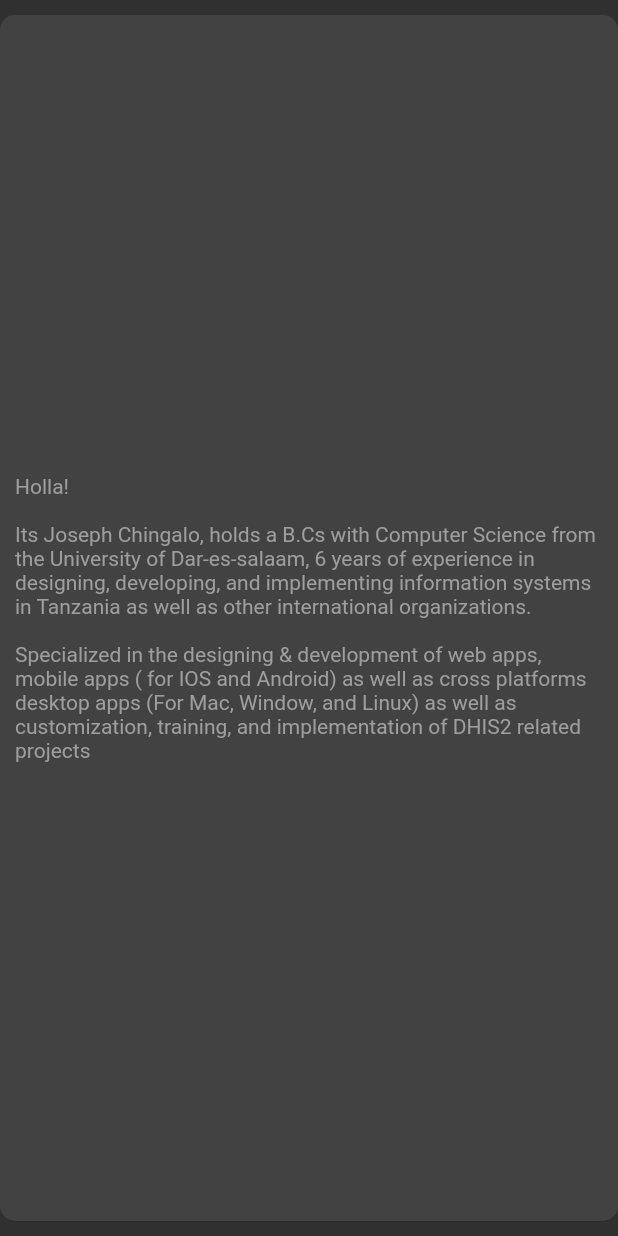
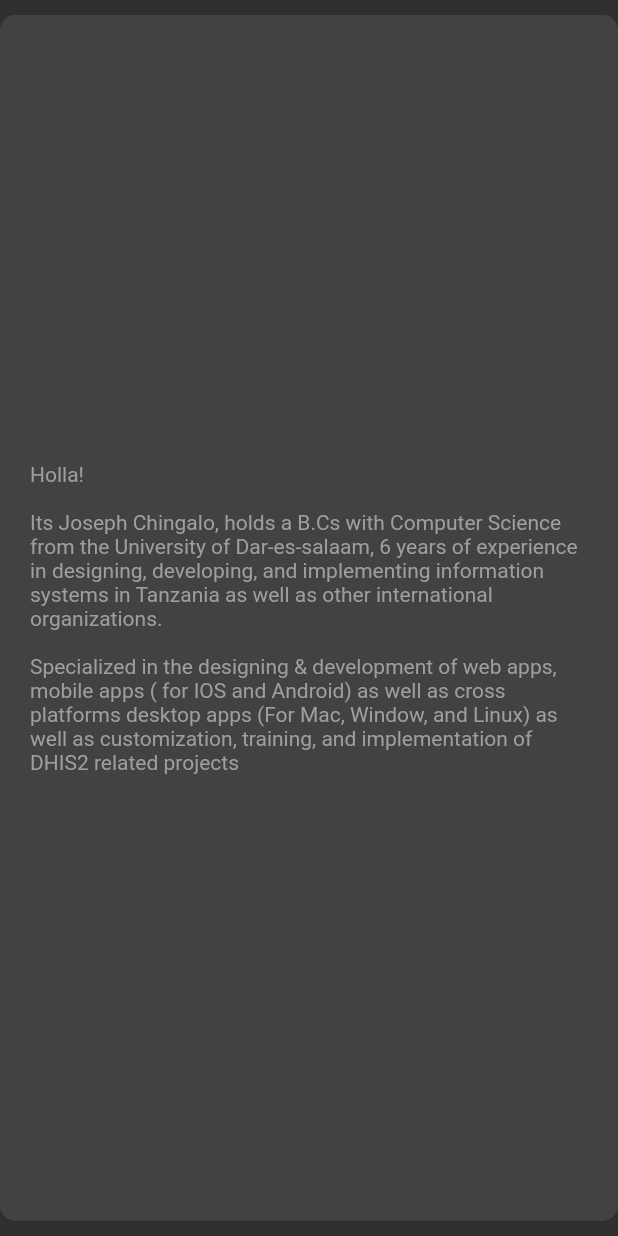
Before and after one commit to chingalo/chingalo-site, a Flutter app: the HomeIntro widget shown alone on an empty page, opened directly with empty values, on a phone screen of 412 x 824 dp. Run offline on Flutter 3.47's test engine with Material 2 defaults, Android fonts, the light colour scheme and no system bars; our stand-ins replace flutter_svg, google_fonts, shared_preferences; accounts and stored records are empty.

Commit message:
chore: fixing styling on home components

```diff
--- a/lib/modules/home/components/home_content.dart
+++ b/lib/modules/home/components/home_content.dart
@@ -15,7 +15,7 @@ class HomeContent extends StatelessWidget {
         top: 10.0,
       ),
       child: Text(
-        "contents",
+        "",
         style: const TextStyle().copyWith(
           color: textColor,
         ),
--- a/lib/modules/home/components/home_intro.dart
+++ b/lib/modules/home/components/home_intro.dart
@@ -28,6 +28,9 @@ class HomeIntro extends StatelessWidget {
             minHeight: height,
             minWidth: double.infinity,
           ),
+          margin: const EdgeInsets.symmetric(
+            horizontal: 10.0,
+          ),
           padding: const EdgeInsets.all(10.0),
           child: Text(
             homeInto,
--- a/lib/modules/home/components/profile_picture.dart
+++ b/lib/modules/home/components/profile_picture.dart
@@ -18,7 +18,7 @@ class ProfilePicture extends StatelessWidget {
         vertical: 10.0,
       ),
       padding: const EdgeInsets.symmetric(
-        horizontal: 10.0,
+        horizontal: 20.0,
       ),
       child: ClipRRect(
         clipBehavior: Clip.hardEdge,
```
